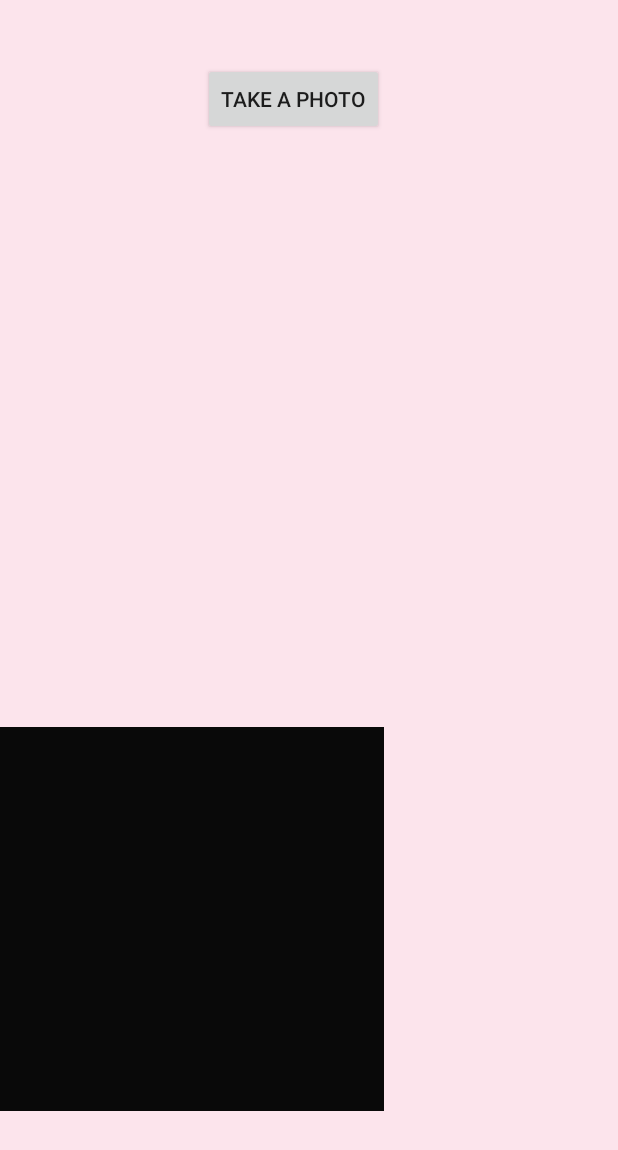
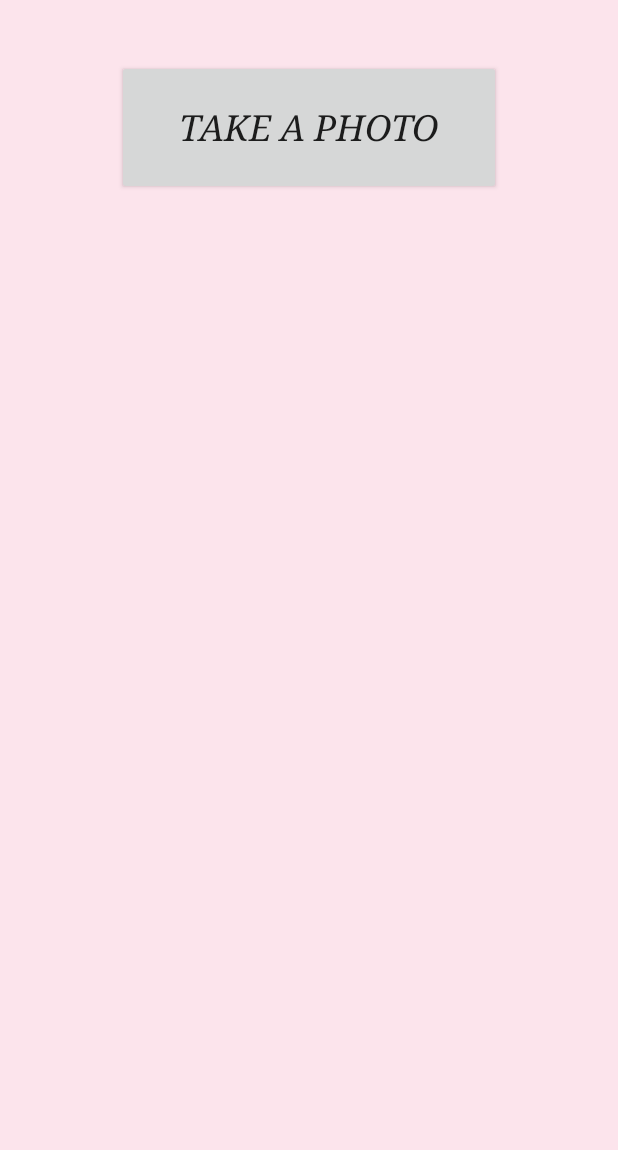
Before and after one commit to SimonaNP/DressMeUp, an Android app: the screen it shows after launch (SaveImage), after a tap on "ADD NEW ITEM", on a phone screen of 412 x 824 dp. Shown: the top 1150 px of the screen. Run offline under Robolectric (Android 15) with nearby library versions, the phone set to English and light mode, and no system bars.

Commit message:
The Animation is ready + some cosmetic reformes on SaveImage Activity

```diff
--- a/app/src/main/java/com/qkikakiood/dressmeup/MainActivity.java
+++ b/app/src/main/java/com/qkikakiood/dressmeup/MainActivity.java
@@ -28,6 +28,7 @@ public class MainActivity extends AppCompatActivity {
     {
         Intent intent = new Intent(MainActivity.this, SaveImage.class);
         startActivity(intent);
+        overridePendingTransition(R.anim.slide_in_right,R.anim.slide_out_left);
     }
 
     public void openWeatherForecast(View view){
--- /dev/null
+++ b/app/src/main/res/anim/slide_in_right.xml
@@ -0,0 +1,5 @@
+<?xml version="1.0" encoding="utf-8"?>
+<set xmlns:android="http://schemas.android.com/apk/res/android">
+    <translate android:fromXDelta="-100%p" android:toXDelta="0" android:duration="400"/>
+    <alpha android:fromAlpha="0.0" android:toAlpha="1.0" android:duration="400" />
+</set>
--- /dev/null
+++ b/app/src/main/res/anim/slide_out_left.xml
@@ -0,0 +1,5 @@
+<?xml version="1.0" encoding="utf-8"?>
+<set xmlns:android="http://schemas.android.com/apk/res/android">
+    <translate android:fromXDelta="0" android:toXDelta="-100%p" android:duration="400"/>
+    <alpha android:fromAlpha="1.0" android:toAlpha="0.0" android:duration="400" />
+</set>
--- a/app/src/main/res/layout/activity_save_image.xml
+++ b/app/src/main/res/layout/activity_save_image.xml
@@ -7,25 +7,27 @@
     android:outlineProvider="paddedBounds">
 
     <ImageView
-        android:layout_width="256dp"
-        android:layout_height="256dp"
+        android:layout_width="400dp"
+        android:layout_height="400dp"
         android:id="@+id/img_picture_taken"
         android:outlineProvider="paddedBounds"
-        android:background="#090909"
+        android:background="#fce4ec"
         android:layout_alignParentBottom="true"
-        android:layout_marginBottom="83dp"
-        android:layout_alignParentLeft="true"
-        android:layout_alignParentStart="true" />
+        android:layout_centerHorizontal="true"
+        android:layout_marginBottom="28dp" />
 
     <Button
-        android:layout_width="wrap_content"
-        android:layout_height="wrap_content"
+        android:layout_width="256dp"
+        android:layout_height="90dp"
         android:text="Take a photo"
         android:id="@+id/btn_take_photo"
+        android:textAllCaps="true"
+        android:textSize="24sp"
+        android:typeface="serif"
+        android:textStyle="italic"
+        android:layout_marginTop="40dp"
         android:layout_alignParentTop="true"
-        android:layout_alignRight="@+id/img_picture_taken"
-        android:layout_alignEnd="@+id/img_picture_taken"
-        android:layout_marginTop="42dp" />
+        android:layout_centerHorizontal="true" />
 
     <!--<Spinner-->
         <!--android:layout_width="wrap_content"-->
```
